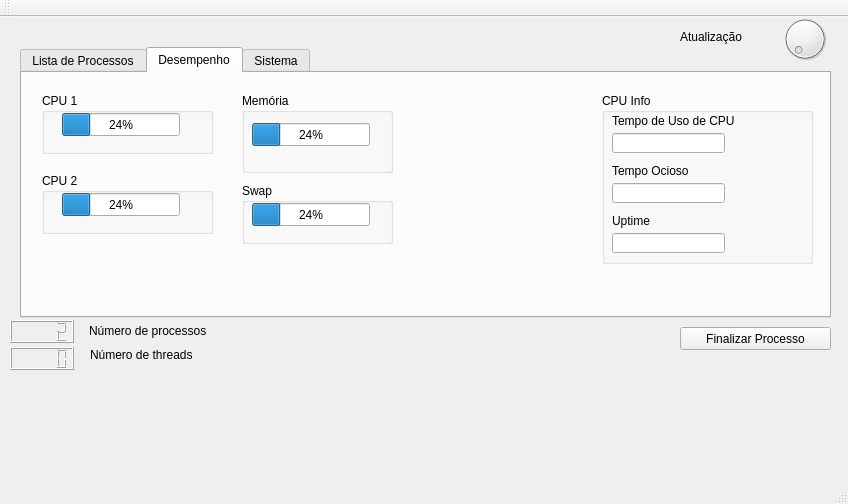
Old version of the form mainwindow.ui in the repository rubenbdpaz-zz/SO_Trab4.
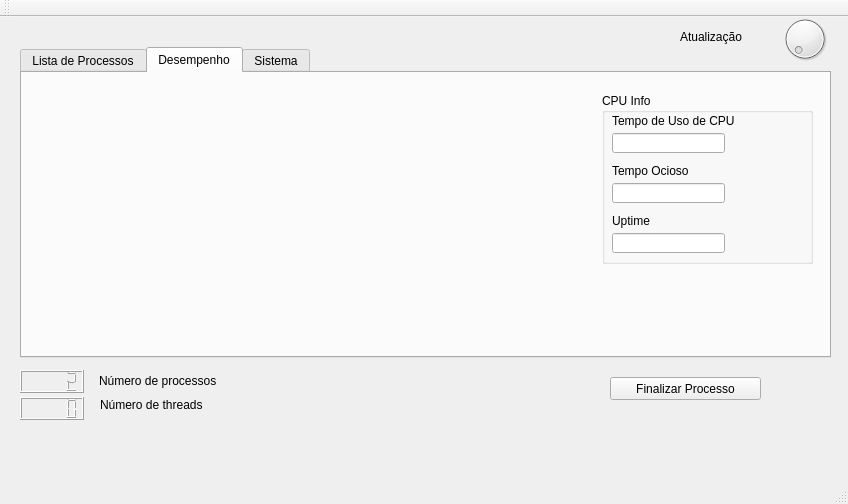
New version of the form. The open tabs and pages were chosen to show the change. Custom widgets are drawn as their Qt base class.

Commit message: Add graficos CPU e Mem

What changed in the file:
```diff
--- a/mainwindow.ui
+++ b/mainwindow.ui
@@ -20,7 +20,7 @@
       <x>20</x>
       <y>30</y>
       <width>811</width>
-      <height>271</height>
+      <height>311</height>
      </rect>
     </property>
     <property name="currentIndex">
@@ -48,110 +48,6 @@
      <attribute name="title">
       <string>Desempenho</string>
      </attribute>
-     <widget class="QGroupBox" name="groupBox">
-      <property name="geometry">
-       <rect>
-        <x>20</x>
-        <y>20</y>
-        <width>171</width>
-        <height>61</height>
-       </rect>
-      </property>
-      <property name="title">
-       <string>CPU 1</string>
-      </property>
-      <widget class="QProgressBar" name="progressBar">
-       <property name="geometry">
-        <rect>
-         <x>20</x>
-         <y>20</y>
-         <width>118</width>
-         <height>23</height>
-        </rect>
-       </property>
-       <property name="value">
-        <number>24</number>
-       </property>
-      </widget>
-     </widget>
-     <widget class="QGroupBox" name="groupBox_2">
-      <property name="geometry">
-       <rect>
-        <x>20</x>
-        <y>100</y>
-        <width>171</width>
-        <height>61</height>
-       </rect>
-      </property>
-      <property name="title">
-       <string>CPU 2</string>
-      </property>
-      <widget class="QProgressBar" name="progressBar_2">
-       <property name="geometry">
-        <rect>
-         <x>20</x>
-         <y>20</y>
-         <width>118</width>
-         <height>23</height>
-        </rect>
-       </property>
-       <property name="value">
-        <number>24</number>
-       </property>
-      </widget>
-     </widget>
-     <widget class="QGroupBox" name="groupBox_3">
-      <property name="geometry">
-       <rect>
-        <x>220</x>
-        <y>20</y>
-        <width>151</width>
-        <height>80</height>
-       </rect>
-      </property>
-      <property name="title">
-       <string>Memória</string>
-      </property>
-      <widget class="QProgressBar" name="progressBar_3">
-       <property name="geometry">
-        <rect>
-         <x>10</x>
-         <y>30</y>
-         <width>118</width>
-         <height>23</height>
-        </rect>
-       </property>
-       <property name="value">
-        <number>24</number>
-       </property>
-      </widget>
-     </widget>
-     <widget class="QGroupBox" name="groupBox_4">
-      <property name="geometry">
-       <rect>
-        <x>220</x>
-        <y>110</y>
-        <width>151</width>
-        <height>61</height>
-       </rect>
-      </property>
-      <property name="title">
-       <string>Swap</string>
-      </property>
-      <widget class="QProgressBar" name="progressBar_4">
-       <property name="geometry">
-        <rect>
-         <x>10</x>
-         <y>20</y>
-         <width>118</width>
-         <height>23</height>
-        </rect>
-       </property>
-       <property name="value">
-        <number>24</number>
-       </property>
-      </widget>
-     </widget>
      <widget class="QGroupBox" name="groupBox_5">
       <property name="geometry">
        <rect>
@@ -234,6 +130,26 @@
        </property>
       </widget>
      </widget>
+     <widget class="QWidget" name="">
+      <property name="geometry">
+       <rect>
+        <x>10</x>
+        <y>20</y>
+        <width>561</width>
+        <height>231</height>
+       </rect>
+      </property>
+      <layout class="QVBoxLayout" name="verticalLayout">
+       <item>
+        <widget class="QCustomPlot" name="cpuGraph" native="true">
+         <zorder>memoryGraph</zorder>
+        </widget>
+       </item>
+       <item>
+        <widget class="QCustomPlot" name="memoryGraph" native="true"/>
+       </item>
+      </layout>
+     </widget>
     </widget>
     <widget class="QWidget" name="abaSistema">
      <attribute name="title">
@@ -290,8 +206,8 @@
    <widget class="QLCDNumber" name="lcdNumber">
     <property name="geometry">
      <rect>
-      <x>10</x>
-      <y>303</y>
+      <x>20</x>
+      <y>353</y>
       <width>64</width>
       <height>23</height>
      </rect>
@@ -303,8 +219,8 @@
    <widget class="QLabel" name="label">
     <property name="geometry">
      <rect>
-      <x>89</x>
-      <y>306</y>
+      <x>99</x>
+      <y>356</y>
       <width>151</width>
       <height>16</height>
      </rect>
@@ -316,8 +232,8 @@
    <widget class="QPushButton" name="pushButton">
     <property name="geometry">
      <rect>
-      <x>680</x>
-      <y>310</y>
+      <x>610</x>
+      <y>360</y>
       <width>151</width>
       <height>23</height>
      </rect>
@@ -352,8 +268,8 @@
    <widget class="QLCDNumber" name="lcdNumber_2">
     <property name="geometry">
      <rect>
-      <x>10</x>
-      <y>330</y>
+      <x>20</x>
+      <y>380</y>
       <width>64</width>
       <height>23</height>
      </rect>
@@ -362,8 +278,8 @@
    <widget class="QLabel" name="label_10">
     <property name="geometry">
      <rect>
-      <x>90</x>
-      <y>330</y>
+      <x>100</x>
+      <y>380</y>
       <width>151</width>
       <height>16</height>
      </rect>
@@ -394,6 +310,14 @@
   <widget class="QStatusBar" name="statusBar"/>
  </widget>
  <layoutdefault spacing="6" margin="11"/>
+ <customwidgets>
+  <customwidget>
+   <class>QCustomPlot</class>
+   <extends>QWidget</extends>
+   <header>qcustomplot.h</header>
+   <container>1</container>
+  </customwidget>
+ </customwidgets>
  <resources/>
  <connections/>
 </ui>
```
Left out of the diff: 4 changed lines with no effect on the pictures. The commit also changes 1 other file.
